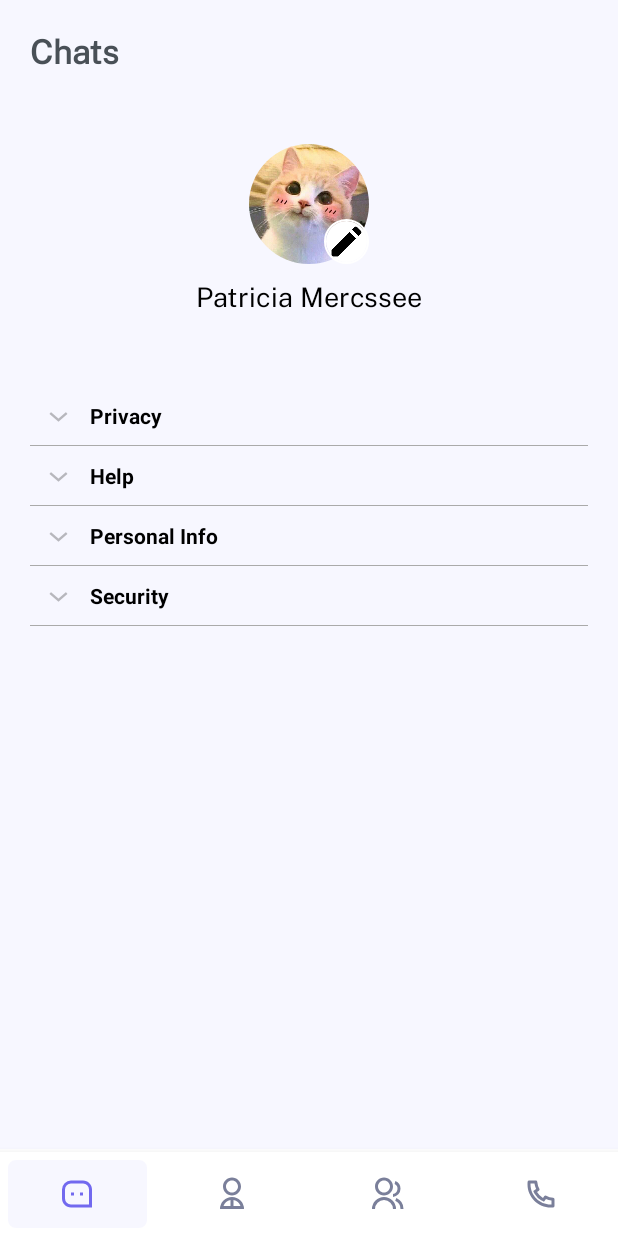
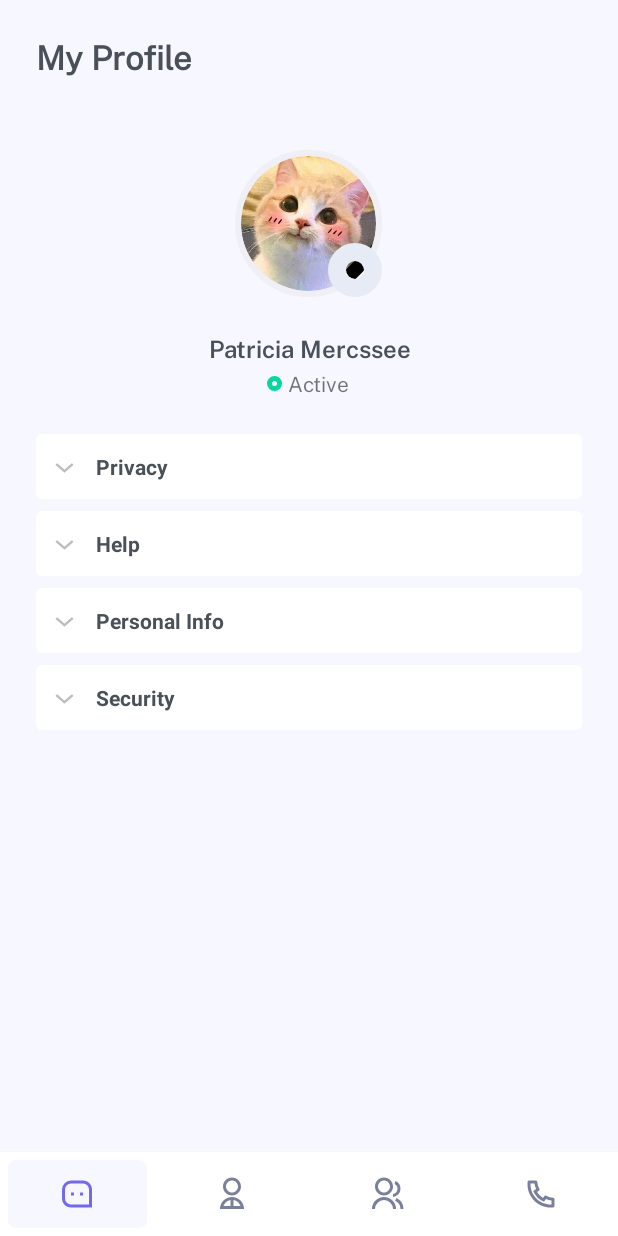
Before and after one commit to manhtuong210902/ChatApp_Android17, an Android app: the fragment ProfileFragment placed in its activity, on a phone screen of 412 x 824 dp. Run offline under Robolectric (Android 15) with nearby library versions, the phone set to English and light mode, and no system bars; our stand-ins replace CircleImageView, Picasso.

Commit message:
Fix UI profile https://mtuong669.atlassian.net/browse/A2G-14

```diff
--- a/app/src/main/java/com/example/chatapp/AddGroupAdapter.java
+++ b/app/src/main/java/com/example/chatapp/AddGroupAdapter.java
@@ -39,7 +39,6 @@ public class AddGroupAdapter extends RecyclerView.Adapter<AddGroupViewHolder> {
     @Override
     public void onBindViewHolder(@NonNull AddGroupViewHolder holder, int position) {
         holder.textView_name.setText(list.get(position).getName());
-        holder.textView_activity.setText(list.get(position).getTime());
         Picasso.get().load(list.get(position).getImage()).into(holder.image_avatar);
         holder.checkBox_Select.setOnCheckedChangeListener(new CompoundButton.OnCheckedChangeListener() {
             @Override
@@ -57,12 +56,11 @@ public class AddGroupAdapter extends RecyclerView.Adapter<AddGroupViewHolder> {
 
 
 class AddGroupViewHolder extends RecyclerView.ViewHolder{
-    TextView textView_name, textView_activity;
+    TextView textView_name;
     CircleImageView image_avatar;
     CheckBox checkBox_Select;
     public AddGroupViewHolder(@NonNull View itemView) {
         super(itemView);
-        textView_activity = itemView.findViewById(R.id.textView_activity);
         textView_name = itemView.findViewById(R.id.textView_name);
         image_avatar = itemView.findViewById(R.id.image_avatar);
         checkBox_Select = itemView.findViewById(R.id.checkBox_Select);
--- a/app/src/main/java/com/example/chatapp/CustomExpandableListAdapter.java
+++ b/app/src/main/java/com/example/chatapp/CustomExpandableListAdapter.java
@@ -79,8 +79,7 @@ public class CustomExpandableListAdapter  extends BaseExpandableListAdapter {
                     getSystemService(Context.LAYOUT_INFLATER_SERVICE);
             convertView = layoutInflater.inflate(R.layout.list_group, null);
         }
-        TextView listTitleTextView = (TextView) convertView
-                .findViewById(R.id.listTitle);
+        TextView listTitleTextView = (TextView) convertView.findViewById(R.id.listTitle);
         listTitleTextView.setTypeface(null, Typeface.BOLD);
         listTitleTextView.setText(listTitle);
         return convertView;
--- /dev/null
+++ b/app/src/main/res/drawable/border_radius_4dp.xml
@@ -0,0 +1,5 @@
+<?xml version="1.0" encoding="utf-8"?>
+<shape xmlns:android="http://schemas.android.com/apk/res/android">
+    <solid android:color="@color/white" />
+    <corners android:radius="4dp"/>
+</shape>
--- a/app/src/main/res/drawable/ic_close.xml
+++ b/app/src/main/res/drawable/ic_close.xml
@@ -1,5 +1,5 @@
-<vector android:height="24dp" android:tint="#ffffff"
+<vector android:height="18dp" android:tint="@color/secondary_text"
     android:viewportHeight="24" android:viewportWidth="24"
-    android:width="24dp" xmlns:android="http://schemas.android.com/apk/res/android">
-    <path android:fillColor="@android:color/white" android:pathData="M19,6.41L17.59,5 12,10.59 6.41,5 5,6.41 10.59,12 5,17.59 6.41,19 12,13.41 17.59,19 19,17.59 13.41,12z"/>
+    android:width="18dp" xmlns:android="http://schemas.android.com/apk/res/android">
+    <path android:fillColor="@color/secondary_text" android:pathData="M19,6.41L17.59,5 12,10.59 6.41,5 5,6.41 10.59,12 5,17.59 6.41,19 12,13.41 17.59,19 19,17.59 13.41,12z"/>
 </vector>
--- /dev/null
+++ b/app/src/main/res/drawable/ic_pencil_fill.xml
@@ -0,0 +1,9 @@
+<vector xmlns:android="http://schemas.android.com/apk/res/android"
+    android:width="15dp"
+    android:height="15dp"
+    android:viewportWidth="24"
+    android:viewportHeight="24">
+  <path
+      android:fillColor="#FF000000"
+      android:pathData="M12.9,6.858l4.242,4.243L7.242,21L3,21v-4.243l9.9,-9.9zM14.314,5.444l2.121,-2.122a1,1 0,0 1,1.414 0l2.829,2.829a1,1 0,0 1,0 1.414l-2.122,2.121 -4.242,-4.242z"/>
+</vector>
--- a/app/src/main/res/drawable/ic_phone_line.xml
+++ b/app/src/main/res/drawable/ic_phone_line.xml
@@ -4,6 +4,6 @@
     android:viewportWidth="24"
     android:viewportHeight="24">
   <path
-      android:fillColor="#FF000000"
+      android:fillColor="@color/secondary_text"
       android:pathData="M9.366,10.682a10.556,10.556 0,0 0,3.952 3.952l0.884,-1.238a1,1 0,0 1,1.294 -0.296,11.422 11.422,0 0,0 4.583,1.364 1,1 0,0 1,0.921 0.997v4.462a1,1 0,0 1,-0.898 0.995c-0.53,0.055 -1.064,0.082 -1.602,0.082C9.94,21 3,14.06 3,5.5c0,-0.538 0.027,-1.072 0.082,-1.602A1,1 0,0 1,4.077 3h4.462a1,1 0,0 1,0.997 0.921A11.422,11.422 0,0 0,10.9 8.504a1,1 0,0 1,-0.296 1.294l-1.238,0.884zM6.844,10.025l1.9,-1.357A13.41,13.41 0,0 1,7.647 5L5.01,5c-0.006,0.166 -0.009,0.333 -0.009,0.5C5,12.956 11.044,19 18.5,19c0.167,0 0.334,-0.003 0.5,-0.01v-2.637a13.41,13.41 0,0 1,-3.668 -1.097l-1.357,1.9a12.442,12.442 0,0 1,-1.588 -0.75l-0.058,-0.033a12.556,12.556 0,0 1,-4.702 -4.702l-0.033,-0.058a12.442,12.442 0,0 1,-0.75 -1.588z"/>
 </vector>
--- a/app/src/main/res/drawable/ic_video_chat_line.xml
+++ b/app/src/main/res/drawable/ic_video_chat_line.xml
@@ -4,6 +4,6 @@
     android:viewportWidth="24"
     android:viewportHeight="24">
   <path
-      android:fillColor="#FF000000"
+      android:fillColor="@color/secondary_text"
       android:pathData="M14,10.25L17,8v6l-3,-2.25L14,14L7,14L7,8h7v2.25zM5.763,17L20,17L20,5L4,5v13.385L5.763,17zM6.455,19L2,22.5L2,4a1,1 0,0 1,1 -1h18a1,1 0,0 1,1 1v14a1,1 0,0 1,-1 1L6.455,19z"/>
 </vector>
--- a/app/src/main/res/drawable/input_boder.xml
+++ b/app/src/main/res/drawable/input_boder.xml
@@ -3,7 +3,7 @@
     <item>
         <shape android:shape="rectangle">
             <stroke android:color="#cccccc" android:width="1dp"/>
-            <corners android:radius="6dp"/>
+            <corners android:radius="4dp"/>
         </shape>
     </item>
 </selector>
--- a/app/src/main/res/layout/drop_down_item.xml
+++ b/app/src/main/res/layout/drop_down_item.xml
@@ -4,7 +4,7 @@
     android:layout_width="match_parent"
     android:layout_height="wrap_content"
     android:text="text"
-    android:textColor="@color/black"
+    android:textColor="@color/primary_text"
     android:textSize="16sp"
     android:padding="10dp"
     />
--- a/app/src/main/res/layout/fragment_profile.xml
+++ b/app/src/main/res/layout/fragment_profile.xml
@@ -8,69 +8,94 @@
     android:background="@color/primary_background"
     android:id="@+id/llProfile"
     android:orientation="vertical"
-    android:padding="20dp">
+    android:padding="24dp">
     <TextView
         android:id="@+id/c_tvProfile"
         android:layout_width="match_parent"
         android:layout_height="wrap_content"
-        android:text="Chats"
+        android:text="My Profile"
         android:textColor="@color/primary_text"
         android:textSize="22sp"
         android:textStyle="bold"
         android:layout_marginBottom="48dp"/>
 
-    <RelativeLayout
+    <LinearLayout
         android:id="@+id/layout_Avatar"
         android:layout_width="match_parent"
         android:layout_height="wrap_content"
-        tools:ignore="Deprecated">
+        android:orientation="vertical"
+        android:gravity="center_horizontal"
+        android:layout_marginBottom="24dp"
+        >
+
+        <RelativeLayout
+            android:id="@+id/rlParent"
+            android:layout_width="wrap_content"
+            android:layout_height="wrap_content"
+            android:layout_marginBottom="24dp"
+            >
 
             <de.hdodenhof.circleimageview.CircleImageView
                 android:id="@+id/civImage"
-            android:layout_width="80dp"
-            android:layout_height="80dp"
-            android:layout_centerInParent="true"
-            android:src="@drawable/cute1"/>
-        <RelativeLayout
-            android:id="@+id/rlParent"
-            android:layout_width="80dp"
-            android:layout_height="80dp"
-            android:layout_centerInParent="true"
-            >
+                android:layout_width="98dp"
+                android:layout_height="98dp"
+                android:src="@drawable/cute1"
+                app:civ_border_color="@color/gray_border"
+                app:civ_border_width="4dp" />
+
             <de.hdodenhof.circleimageview.CircleImageView
                 android:id="@+id/civPen"
-                android:layout_width="30dp"
-                android:layout_height="30dp"
-                android:src="@drawable/pen"
-                android:layout_alignParentEnd="true"
-                android:layout_alignParentBottom="true"
-                app:civ_border_color="@color/white"
-                app:civ_border_width="1dp" />
+                android:layout_width="36dp"
+                android:layout_height="36dp"
+                android:layout_alignRight="@id/civImage"
+                android:layout_alignBottom="@+id/civImage"
+                android:src="@drawable/ic_pencil_fill"
+                app:civ_border_color="@color/secondary_background"
+                app:civ_border_width="12dp"
+                app:civ_circle_background_color="@color/secondary_background" />
         </RelativeLayout>
-
-    </RelativeLayout>
-
-
         <TextView
             android:id="@+id/tvUserName"
             android:layout_width="match_parent"
             android:layout_height="wrap_content"
             android:text="@string/patricia_mercssee"
             android:gravity="center"
-        android:layout_marginTop="10dp"
-        android:textSize="18sp"
-        android:textColor="@color/black"
-        android:textFontWeight="12"
-        android:layout_marginBottom="48dp"
+            android:fontFamily="@font/public_sans_semi_bold"
+            android:textSize="16sp"
+            android:textColor="@color/primary_text"
+            android:layout_marginBottom="4dp"
             />
+        <LinearLayout
+            android:layout_width="wrap_content"
+            android:layout_height="wrap_content"
+            android:orientation="horizontal"
+            android:gravity="center_vertical">
+            <de.hdodenhof.circleimageview.CircleImageView
+                android:id="@+id/civOnlineCircle"
+                android:layout_width="10dp"
+                android:layout_height="10dp"
+                android:layout_marginRight="4dp"
+                android:src="@color/white"
+                app:civ_border_color="@color/green_circle"
+                app:civ_border_width="3dp" />
+            <TextView
+                android:layout_width="wrap_content"
+                android:layout_height="wrap_content"
+                android:text="Active"
+                android:textSize="14sp"
+                android:fontFamily="@font/public_sans_regular"
+                />
+        </LinearLayout>
+    </LinearLayout>
 
 
     <ExpandableListView
         android:id="@+id/expandableListView"
         android:layout_height="match_parent"
         android:layout_width="match_parent"
-        android:indicatorLeft="?android:attr/expandableListPreferredItemIndicatorLeft"
-        android:divider="@android:color/darker_gray"
-        android:dividerHeight="0.5dp" />
+        android:childDivider="@color/transparent"
+        android:divider="@color/transparent"
+        android:dividerHeight="8dp"
+        />
 
 </LinearLayout>
--- a/app/src/main/res/layout/list_group.xml
+++ b/app/src/main/res/layout/list_group.xml
@@ -1,14 +1,18 @@
 <?xml version="1.0" encoding="utf-8"?>
 
 <LinearLayout xmlns:android="http://schemas.android.com/apk/res/android"
-    android:orientation="vertical" android:layout_width="match_parent"
-    android:layout_height="match_parent">
+    android:orientation="vertical"
+    android:layout_width="match_parent"
+    android:layout_height="wrap_content"
+    android:paddingVertical="12dp"
+    android:paddingLeft="?android:attr/expandableListPreferredItemPaddingLeft"
+    android:background="@drawable/border_radius_4dp">
     <TextView
         android:id="@+id/listTitle"
         android:layout_width="fill_parent"
         android:layout_height="wrap_content"
-        android:paddingLeft="?android:attr/expandableListPreferredItemPaddingLeft"
-        android:textColor="@android:color/black"
-        android:paddingTop="10dp"
-        android:paddingBottom="10dp" />
+        android:textColor="@color/primary_text"
+        android:textSize="14sp"
+        android:fontFamily="@font/public_sans_semi_bold"
+       />
 </LinearLayout>
--- a/app/src/main/res/values/colors.xml
+++ b/app/src/main/res/values/colors.xml
@@ -4,6 +4,7 @@
     <color name="white">#FFFFFFFF</color>
     <color name="primary_background">#F7F7FF</color>
     <color name="secondary_background">#E6EBF5</color>
+    <color name="gray_border">#f0eff5</color>
     <color name="primary_text">#495057</color>
     <color name="secondary_text">#7A7F9A</color>
     <color name="red_text">#EF476F</color>
```
Also changed, not shown: app/src/main/res/layout/activity_add_group.xml (+30 -27 lines), app/src/main/res/layout/add_group_member_item.xml (+11 -23 lines), app/src/main/res/layout/item_callhistory.xml (+4 -4 lines). Lines whose indentation alone changed are shown as unchanged.
